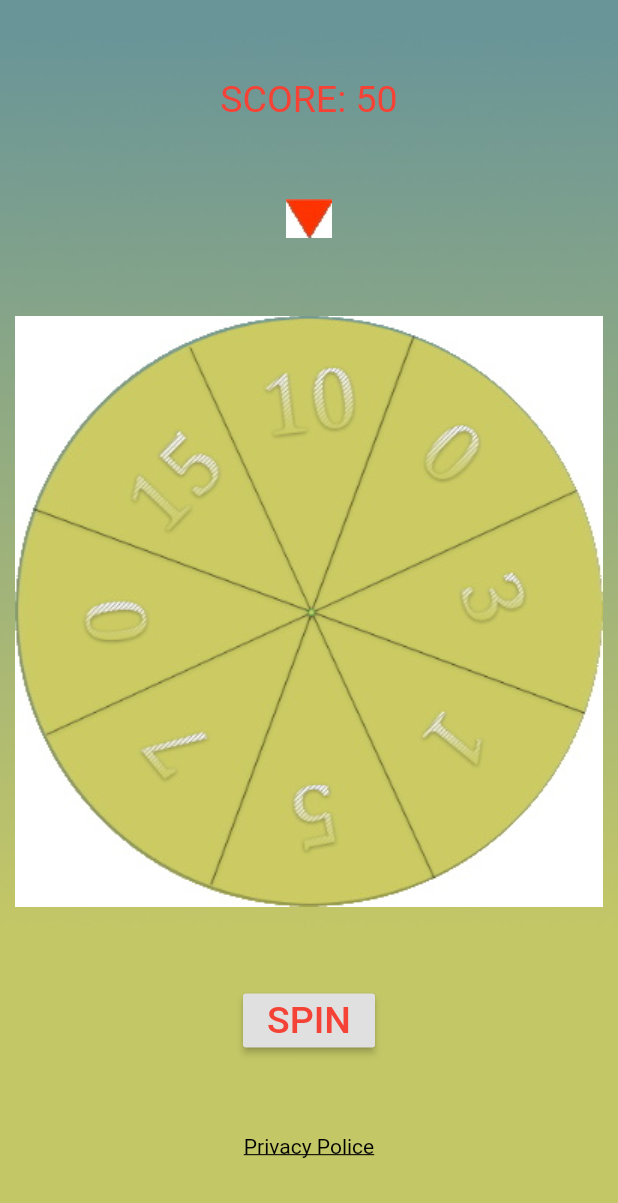
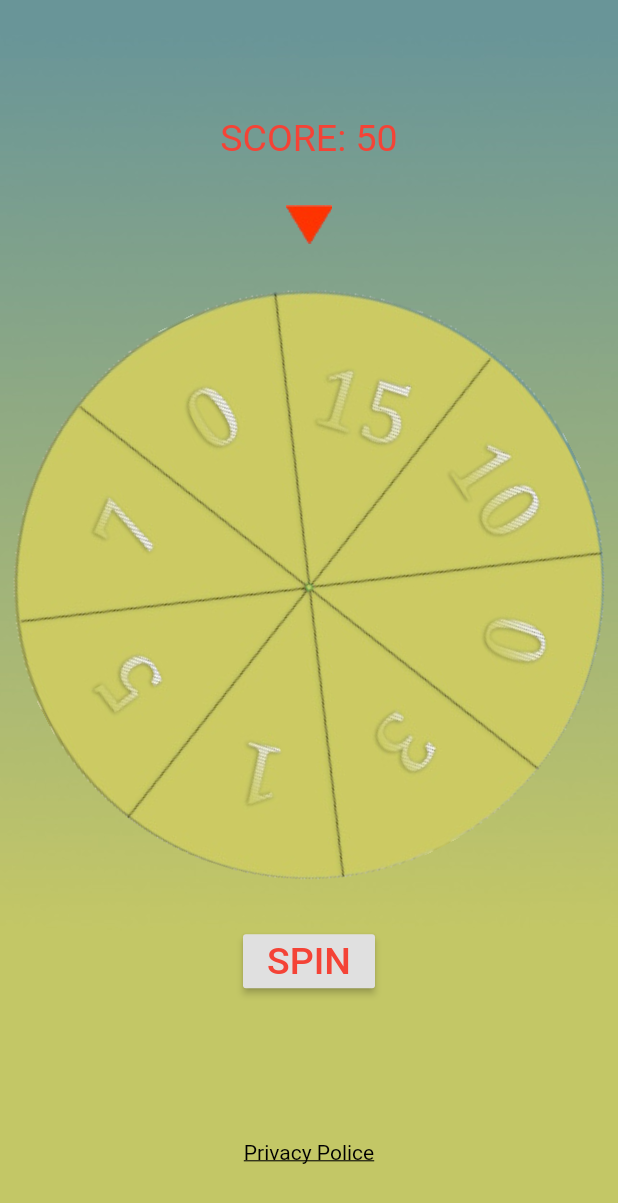
Before and after one commit to Balashoffs/roulette_game, a Flutter app: the screen it shows after launch, after a tap on "SPIN", on a phone screen of 412 x 824 dp. Shown: the top 1203 px of the screen. Run offline on Flutter 3.47's test engine with Material 2 defaults, Android fonts, the light colour scheme and no system bars; our stand-ins replace webview_flutter.

Commit message:
add simple wheel rotation

```diff
--- a/lib/main.dart
+++ b/lib/main.dart
@@ -33,7 +33,7 @@ class MainScreen extends StatelessWidget {
           children: <Widget>[
             Center(
               child: Image.asset(
-                'assets/images/back.jpg',
+                'assets/images/back.png',
                 width: size.width,
                 height: size.height,
                 fit: BoxFit.fill,
--- a/lib/widgets/roulette_elements_widget.dart
+++ b/lib/widgets/roulette_elements_widget.dart
@@ -1,26 +1,26 @@
 import 'package:flutter/cupertino.dart';
 import 'package:flutter/material.dart';
 import 'package:roulette_game/widgets/privacy_policy_webview_widget.dart';
+import 'package:roulette_game/widgets/wheel_widget.dart';
 import 'package:url_launcher/url_launcher.dart';
 
 class RouletteElementsWidget extends StatefulWidget {
+
   @override
   _RouletteElementsWidgetState createState() => _RouletteElementsWidgetState();
 }
 
 class _RouletteElementsWidgetState extends State<RouletteElementsWidget> {
+  WheelWidget wheelWidget;
+
   @override
   Widget build(BuildContext context) {
-    return Container(
-      alignment: Alignment.center,
-      child: Column(
-        mainAxisAlignment: MainAxisAlignment.spaceEvenly,
+
+    return Column(
+      mainAxisAlignment: MainAxisAlignment.spaceAround,
       crossAxisAlignment: CrossAxisAlignment.center,
       children: <Widget>[
-          Text('SCORE: 50', style: TextStyle(color: Colors.red, fontSize: 25),),
-          Image.asset('assets/images/cursor.jpg'),
-          Image.asset('assets/images/roulette_wheel.jpg'),
-          RaisedButton(child: Text('SPIN', style: TextStyle(color: Colors.red, fontSize: 25),),onPressed: ()=>{print("SPIN")},),
+        wheelWidget,
         GestureDetector(
             child: Text("Privacy Police", style: TextStyle(decoration: TextDecoration.underline, color: Colors.black)),
             onTap: () {
@@ -36,7 +36,15 @@ class _RouletteElementsWidgetState extends State<RouletteElementsWidget> {
             }
         ),
       ],
-      ),
+    );
+  }
+
+  @override
+  void initState() {
+    super.initState();
+    Image wheel = Image.asset('assets/images/roulette_wheel.png');
+    wheelWidget = WheelWidget(
+      wheel,
     );
   }
 }
--- /dev/null
+++ b/lib/widgets/wheel_widget.dart
@@ -0,0 +1,75 @@
+import 'dart:math';
+
+import 'package:flutter/cupertino.dart';
+import 'package:flutter/material.dart';
+
+class WheelWidget extends StatefulWidget {
+  final Image image;
+
+  WheelWidget(this.image);
+
+  @override
+  _WheelWidgetState createState() => _WheelWidgetState();
+}
+
+class _WheelWidgetState extends State<WheelWidget>
+    with SingleTickerProviderStateMixin {
+  AnimationController _animationController;
+  Animation<double> _animation;
+  int duration = 10;
+
+  @override
+  void initState() {
+    super.initState();
+
+    _animationController = new AnimationController(
+      vsync: this,
+      duration: Duration(seconds: duration),
+    );
+    _animation = Tween(begin: 0.0, end: 10.0).animate(
+        CurvedAnimation(parent: _animationController, curve: Curves.linear));
+  }
+
+  void _start() {
+    _animationController.reset();
+    _animationController.forward();
+  }
+
+  @override
+  Widget build(BuildContext context) {
+    return Column(
+        crossAxisAlignment: CrossAxisAlignment.center,
+        children: [
+          SizedBox(height: 30),
+          Text(
+            'SCORE: 50',
+            style: TextStyle(color: Colors.red, fontSize: 25),
+          ),
+          SizedBox(height: 30),
+          Image.asset('assets/images/cursor.png'),
+          SizedBox(height: 30),
+          Center(
+            child: Container(
+              child: AnimatedBuilder(
+                  animation: _animation,
+                  child: Container(child: widget.image),
+                  builder: (context, child) {
+                    return Transform.rotate(
+                      angle: _animation.value,
+                      child: child,
+                    );
+                  }),
+            ),
+          ),
+          SizedBox(height: 30),
+          RaisedButton(
+            child: Text(
+              'SPIN',
+              style: TextStyle(color: Colors.red, fontSize: 25),
+            ),
+            onPressed: _start,
+          ),
+      ],
+    );
+  }
+}
--- a/pubspec.yaml
+++ b/pubspec.yaml
@@ -53,9 +53,9 @@ flutter:
 
   # To add assets to your application, add an assets section, like this:
   assets:
-    - assets/images/back.jpg
-    - assets/images/cursor.jpg
-    - assets/images/roulette_wheel.jpg
+    - assets/images/back.png
+    - assets/images/cursor.png
+    - assets/images/roulette_wheel.png
 
   # An image asset can refer to one or more resolution-specific "variants", see
   # https://flutter.dev/assets-and-images/#resolution-aware.
```
Also changed, not shown: 6 other files. Lines whose indentation alone changed are shown as unchanged.
